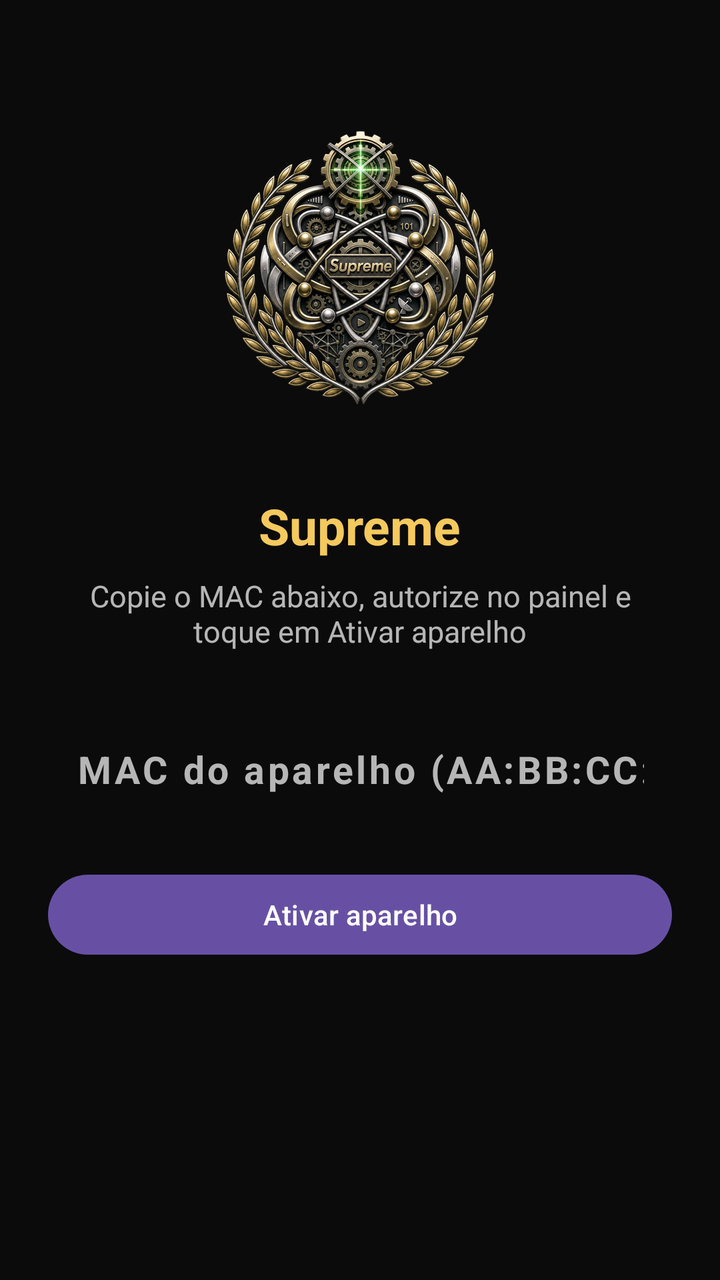
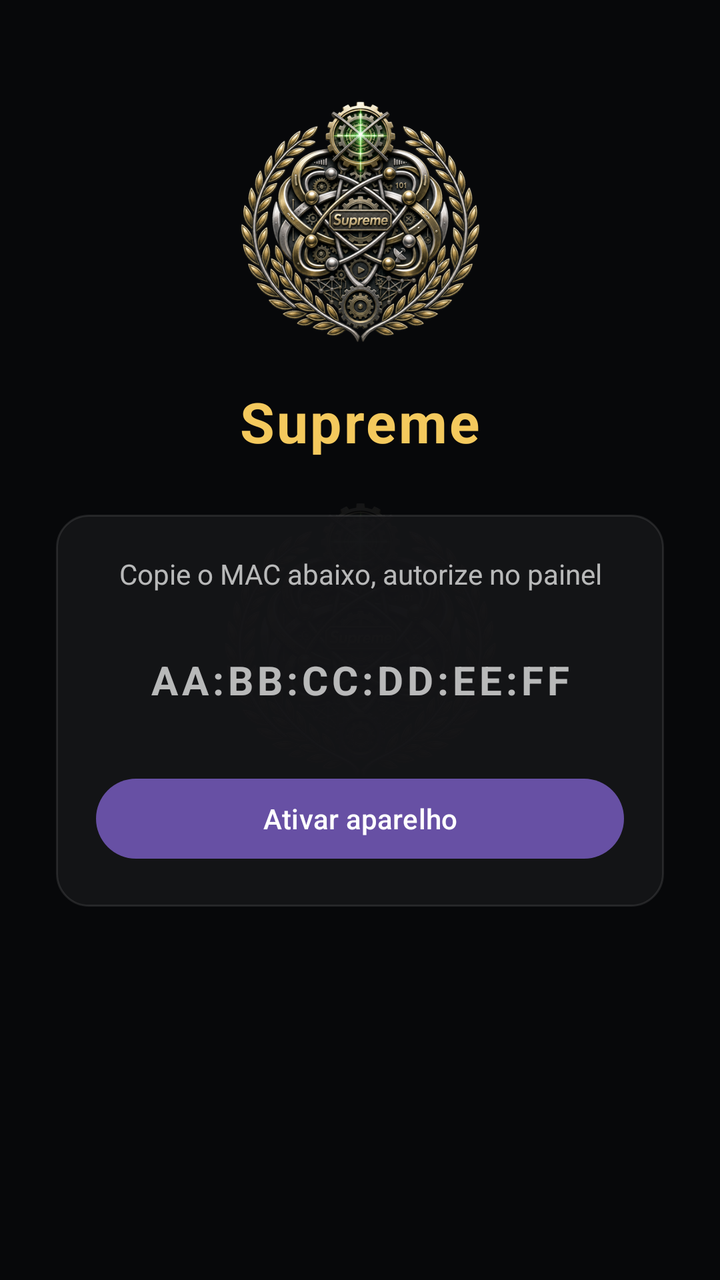

Screens rendered from an Android XML layout before and after an edit, with the pre-edit source and the edit as a unified diff.
<!-- AndroidManifest.xml: application theme Theme.IPTVPlayer -->
<!-- res/layout/activity_login.xml -->
<?xml version="1.0" encoding="utf-8"?>
<ScrollView xmlns:android="http://schemas.android.com/apk/res/android"
    android:layout_width="match_parent"
    android:layout_height="match_parent"
    android:background="#0B0B0B"
    android:fillViewport="true">
    <LinearLayout
        android:layout_width="match_parent"
        android:layout_height="wrap_content"
        android:gravity="center_horizontal"
        android:orientation="vertical"
        android:padding="24dp">
        <ImageView
            android:id="@+id/ivLogo"
            android:layout_width="220dp"
            android:layout_height="220dp"
            android:contentDescription="SUPREME"
            android:scaleType="centerInside"
            android:src="@drawable/home_crest_recreated" />
        <TextView
            android:id="@+id/tvTitle"
            android:layout_width="wrap_content"
            android:layout_height="wrap_content"
            android:layout_marginTop="2dp"
            android:text="@string/app_name"
            android:textColor="#F4C95D"
            android:textSize="25sp"
            android:textStyle="bold" />
        <TextView
            android:layout_width="wrap_content"
            android:layout_height="wrap_content"
            android:layout_marginTop="8dp"
            android:gravity="center"
            android:text="Copie o MAC abaixo, autorize no painel e toque em Ativar aparelho"
            android:textColor="@color/text_secondary"
            android:textSize="15sp" />
        <EditText
            android:id="@+id/etMac"
            android:layout_width="match_parent"
            android:layout_height="wrap_content"
            android:layout_marginTop="32dp"
            android:background="@drawable/home_focus_border"
            android:clickable="true"
            android:contentDescription="MAC do aparelho. Toque para copiar"
            android:focusable="true"
            android:gravity="center"
            android:hint="MAC do aparelho (AA:BB:CC:DD:EE:FF)"
            android:inputType="textCapCharacters"
            android:letterSpacing="0.08"
            android:maxLength="17"
            android:maxLines="1"
            android:padding="14dp"
            android:textColor="@color/white"
            android:textColorHint="@color/text_secondary"
            android:textSize="19sp"
            android:textStyle="bold" />
        <Button
            android:id="@+id/btnLogin"
            android:layout_width="match_parent"
            android:layout_height="wrap_content"
            android:layout_marginTop="22dp"
            android:text="Ativar aparelho"
            android:textAllCaps="false" />
        <ProgressBar
            android:id="@+id/progressBar"
            android:layout_width="wrap_content"
            android:layout_height="wrap_content"
            android:layout_marginTop="16dp"
            android:visibility="gone" />
        <TextView
            android:id="@+id/tvError"
            android:layout_width="match_parent"
            android:layout_height="wrap_content"
            android:layout_marginTop="12dp"
            android:gravity="center"
            android:textColor="#FFCF6679"
            android:visibility="gone" />
    </LinearLayout>
</ScrollView>
<!-- resources referenced by this layout -->
<resources>
  <color name="text_secondary">#B3FFFFFF</color>
  <color name="white">#FFFFFFFF</color>
  <!-- drawable home_crest_recreated: png bitmap (drawable-nodpi, 370588 bytes) -->
  <!-- drawable home_focus_border (drawable) -->
  <?xml version="1.0" encoding="utf-8"?>
  <selector xmlns:android="http://schemas.android.com/apk/res/android">
      <item android:state_pressed="true">
          <shape android:shape="rectangle">
              <solid android:color="#38FFFFFF" />
              <corners android:radius="18dp" />
          </shape>
      </item>
      <item android:state_focused="true">
          <shape android:shape="rectangle">
              <solid android:color="@android:color/transparent" />
              <corners android:radius="18dp" />
          </shape>
      </item>
      <item>
          <shape android:shape="rectangle">
              <solid android:color="@android:color/transparent" />
              <corners android:radius="18dp" />
          </shape>
      </item>
  </selector>
  <string name="app_name">Supreme</string>
  <style name="Theme.IPTVPlayer" parent="Theme.Material3.DayNight.NoActionBar">
          <item name="colorPrimary">@color/purple_500</item>
          <item name="colorOnPrimary">@color/white</item>
          <item name="android:statusBarColor">@color/black</item>
          <item name="android:windowBackground">@color/background</item>
      </style>
  <color name="purple_500">#6750A4</color>
  <color name="black">#FF000000</color>
  <color name="background">#FF0F0F11</color>
</resources>

<!-- the commit's change to res/layout/activity_login.xml (unified diff, before → after) -->
@@ -1,79 +1,174 @@
 <?xml version="1.0" encoding="utf-8"?>
-<ScrollView xmlns:android="http://schemas.android.com/apk/res/android"
+<FrameLayout xmlns:android="http://schemas.android.com/apk/res/android"
     android:layout_width="match_parent"
     android:layout_height="match_parent"
-    android:background="#0B0B0B"
-    android:fillViewport="true">
-    <LinearLayout
+    android:background="#07080A">
+
+    <ImageView
+        android:id="@+id/ivBackgroundCrest"
+        android:layout_width="520dp"
+        android:layout_height="520dp"
+        android:layout_gravity="center"
+        android:alpha="0.06"
+        android:contentDescription="@null"
+        android:scaleType="centerInside"
+        android:src="@drawable/home_crest_recreated" />
+
+    <ScrollView
         android:layout_width="match_parent"
-        android:layout_height="wrap_content"
-        android:gravity="center_horizontal"
-        android:orientation="vertical"
-        android:padding="24dp">
-        <ImageView
-            android:id="@+id/ivLogo"
-            android:layout_width="220dp"
-            android:layout_height="220dp"
-            android:contentDescription="SUPREME"
-            android:scaleType="centerInside"
-            android:src="@drawable/home_crest_recreated" />
-        <TextView
-            android:id="@+id/tvTitle"
-            android:layout_width="wrap_content"
-            android:layout_height="wrap_content"
-            android:layout_marginTop="2dp"
-            android:text="@string/app_name"
-            android:textColor="#F4C95D"
-            android:textSize="25sp"
-            android:textStyle="bold" />
-        <TextView
-            android:layout_width="wrap_content"
-            android:layout_height="wrap_content"
-            android:layout_marginTop="8dp"
-            android:gravity="center"
-            android:text="Copie o MAC abaixo, autorize no painel e toque em Ativar aparelho"
-            android:textColor="@color/text_secondary"
-            android:textSize="15sp" />
-        <EditText
-            android:id="@+id/etMac"
+        android:layout_height="match_parent"
+        android:fillViewport="true">
+
+        <LinearLayout
             android:layout_width="match_parent"
             android:layout_height="wrap_content"
-            android:layout_marginTop="32dp"
-            android:background="@drawable/home_focus_border"
-            android:clickable="true"
-            android:contentDescription="MAC do aparelho. Toque para copiar"
-            android:focusable="true"
-            android:gravity="center"
-            android:hint="MAC do aparelho (AA:BB:CC:DD:EE:FF)"
-            android:inputType="textCapCharacters"
-            android:letterSpacing="0.08"
-            android:maxLength="17"
-            android:maxLines="1"
-            android:padding="14dp"
-            android:textColor="@color/white"
-            android:textColorHint="@color/text_secondary"
-            android:textSize="19sp"
-            android:textStyle="bold" />
-        <Button
-            android:id="@+id/btnLogin"
-            android:layout_width="match_parent"
-            android:layout_height="wrap_content"
-            android:layout_marginTop="22dp"
-            android:text="Ativar aparelho"
-            android:textAllCaps="false" />
-        <ProgressBar
-            android:id="@+id/progressBar"
-            android:layout_width="wrap_content"
-            android:layout_height="wrap_content"
-            android:layout_marginTop="16dp"
-            android:visibility="gone" />
-        <TextView
-            android:id="@+id/tvError"
-            android:layout_width="match_parent"
-            android:layout_height="wrap_content"
-            android:layout_marginTop="12dp"
-            android:gravity="center"
-            android:textColor="#FFCF6679"
-            android:visibility="gone" />
-    </LinearLayout>
-</ScrollView>
+            android:gravity="center_horizontal"
+            android:orientation="vertical"
+            android:paddingHorizontal="28dp"
+            android:paddingVertical="36dp">
+
+            <ImageView
+                android:id="@+id/ivLogo"
+                android:layout_width="150dp"
+                android:layout_height="150dp"
+                android:contentDescription="SUPREME"
+                android:scaleType="centerInside"
+                android:src="@drawable/home_crest_recreated" />
+
+            <TextView
+                android:id="@+id/tvTitle"
+                android:layout_width="wrap_content"
+                android:layout_height="wrap_content"
+                android:layout_marginTop="6dp"
+                android:letterSpacing="0.04"
+                android:text="@string/app_name"
+                android:textColor="#F4C95D"
+                android:textSize="28sp"
+                android:textStyle="bold" />
+
+            
+            <LinearLayout
+                android:id="@+id/macSection"
+                android:layout_width="match_parent"
+                android:layout_height="wrap_content"
+                android:layout_marginTop="28dp"
+                android:background="@drawable/bg_tile"
+                android:orientation="vertical"
+                android:padding="20dp">
+
+                <TextView
+                    android:layout_width="match_parent"
+                    android:layout_height="wrap_content"
+                    android:gravity="center"
+                    android:text="Copie o MAC abaixo, autorize no painel"
+                    android:textColor="@color/text_secondary"
+                    android:textSize="14sp" />
+
+                <EditText
+                    android:id="@+id/etMac"
+                    android:layout_width="match_parent"
+                    android:layout_height="wrap_content"
+                    android:layout_marginTop="16dp"
+                    android:background="@drawable/home_focus_border"
+                    android:clickable="true"
+                    android:contentDescription="MAC do aparelho. Toque para copiar"
+                    android:focusable="true"
+                    android:gravity="center"
+                    android:hint="AA:BB:CC:DD:EE:FF"
+                    android:inputType="textCapCharacters"
+                    android:letterSpacing="0.1"
+                    android:maxLength="17"
+                    android:maxLines="1"
+                    android:padding="14dp"
+                    android:textColor="@color/white"
+                    android:textColorHint="@color/text_secondary"
+                    android:textSize="20sp"
+                    android:textStyle="bold" />
+
+                <Button
+                    android:id="@+id/btnLogin"
+                    android:layout_width="match_parent"
+                    android:layout_height="wrap_content"
+                    android:layout_marginTop="18dp"
+                    android:text="Ativar aparelho"
+                    android:textAllCaps="false" />
+
+                <TextView
+                    android:id="@+id/tvError"
+                    android:layout_width="match_parent"
+                    android:layout_height="wrap_content"
+                    android:layout_marginTop="14dp"
+                    android:gravity="center"
+                    android:textColor="#FFCF6679"
+                    android:textSize="13sp"
+                    android:visibility="gone" />
+            </LinearLayout>
+
+            
+            <LinearLayout
+                android:id="@+id/loadingSection"
+                android:layout_width="match_parent"
+                android:layout_height="wrap_content"
+                android:layout_marginTop="18dp"
+                android:background="@drawable/bg_tile"
+                android:gravity="center_horizontal"
+                android:orientation="vertical"
+                android:padding="24dp"
+                android:visibility="gone">
+
+                <TextView
+                    android:id="@+id/tvLoadingPercent"
+                    android:layout_width="wrap_content"
+                    android:layout_height="wrap_content"
+                    android:text="0%"
+                    android:textColor="@color/accent"
+                    android:textSize="44sp"
+                    android:textStyle="bold" />
+
+                <ProgressBar
+                    android:id="@+id/progressLoading"
+                    style="?android:attr/progressBarStyleHorizontal"
+                    android:layout_width="match_parent"
+                    android:layout_height="8dp"
+                    android:layout_marginTop="14dp"
+                    android:max="100"
+                    android:progress="0"
+                    android:progressTint="@color/accent" />
+
+                <LinearLayout
+                    android:layout_width="match_parent"
+                    android:layout_height="wrap_content"
+                    android:layout_marginTop="12dp"
+                    android:gravity="center_vertical"
+                    android:orientation="horizontal">
+
+                    <TextView
+                        android:id="@+id/tvLoadingStatus"
+                        android:layout_width="0dp"
+                        android:layout_height="wrap_content"
+                        android:layout_weight="1"
+                        android:text="Baixando lista completa…"
+                        android:textColor="@color/text_secondary"
+                        android:textSize="13sp" />
+
+                    <TextView
+                        android:id="@+id/tvLoadingTimer"
+                        android:layout_width="wrap_content"
+                        android:layout_height="wrap_content"
+                        android:fontFamily="monospace"
+                        android:text="00:00"
+                        android:textColor="@color/text_secondary"
+                        android:textSize="13sp"
+                        android:textStyle="bold" />
+                </LinearLayout>
+            </LinearLayout>
+
+            <ProgressBar
+                android:id="@+id/progressBar"
+                android:layout_width="wrap_content"
+                android:layout_height="wrap_content"
+                android:layout_marginTop="18dp"
+                android:visibility="gone" />
+        </LinearLayout>
+    </ScrollView>
+</FrameLayout>
<!-- resource entries referenced after the edit -->
@@ -1,7 +1,15 @@
 <!-- resources referenced by this layout -->
 <resources>
+  <color name="accent">#3DDC97</color>
   <color name="text_secondary">#B3FFFFFF</color>
   <color name="white">#FFFFFFFF</color>
+  <!-- drawable bg_tile (drawable) -->
+  <?xml version="1.0" encoding="utf-8"?>
+  <shape xmlns:android="http://schemas.android.com/apk/res/android" android:shape="rectangle">
+      <solid android:color="@color/surface" />
+      <corners android:radius="16dp" />
+      <stroke android:width="1dp" android:color="@color/border" />
+  </shape>
   <!-- drawable home_crest_recreated: png bitmap (drawable-nodpi, 370588 bytes) -->
   <!-- drawable home_focus_border (drawable) -->
   <?xml version="1.0" encoding="utf-8"?>
@@ -32,6 +40,8 @@
           <item name="android:statusBarColor">@color/black</item>
           <item name="android:windowBackground">@color/background</item>
       </style>
+  <color name="surface">#CC17171A</color>
+  <color name="border">#1AFFFFFF</color>
   <color name="purple_500">#6750A4</color>
   <color name="black">#FF000000</color>
   <color name="background">#FF0F0F11</color>
